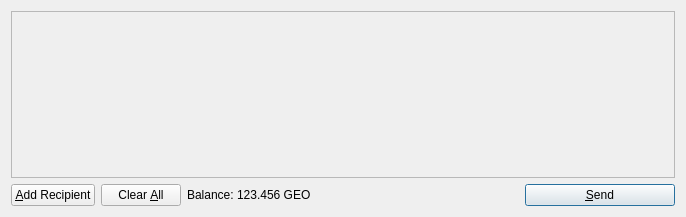
Qt form src/qt/forms/sendcoinsdialog.ui (yodacoin/test) before a commit.
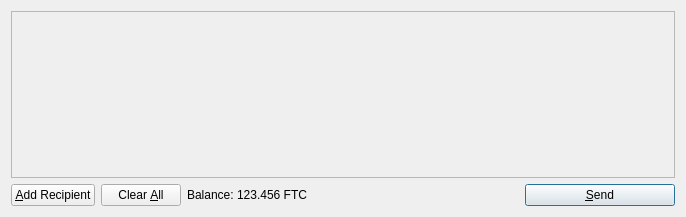
The same form after that commit. Icons and pictures are not drawn.

What changed in the file:
```diff
--- a/src/qt/forms/sendcoinsdialog.ui
+++ b/src/qt/forms/sendcoinsdialog.ui
@@ -119,7 +119,7 @@
           <cursorShape>IBeamCursor</cursorShape>
          </property>
          <property name="text">
-          <string>123.456 GEO</string>
+          <string>123.456 FTC</string>
          </property>
          <property name="textInteractionFlags">
           <set>Qt::LinksAccessibleByMouse|Qt::TextSelectableByKeyboard|Qt::TextSelectableByMouse</set>
```
